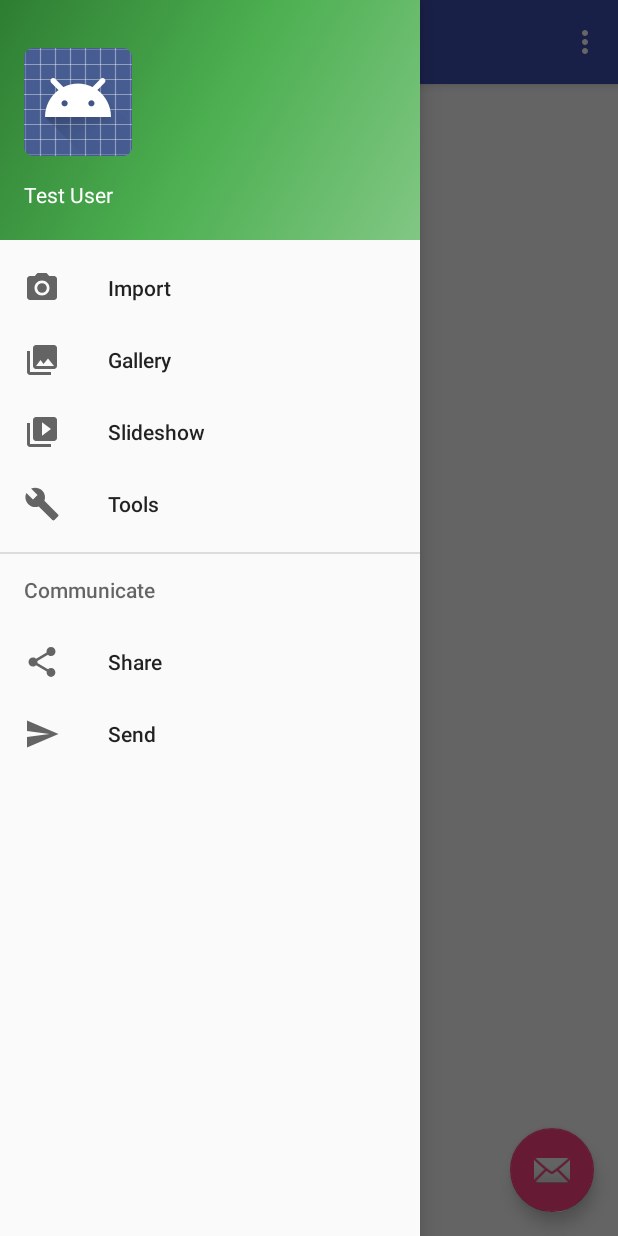
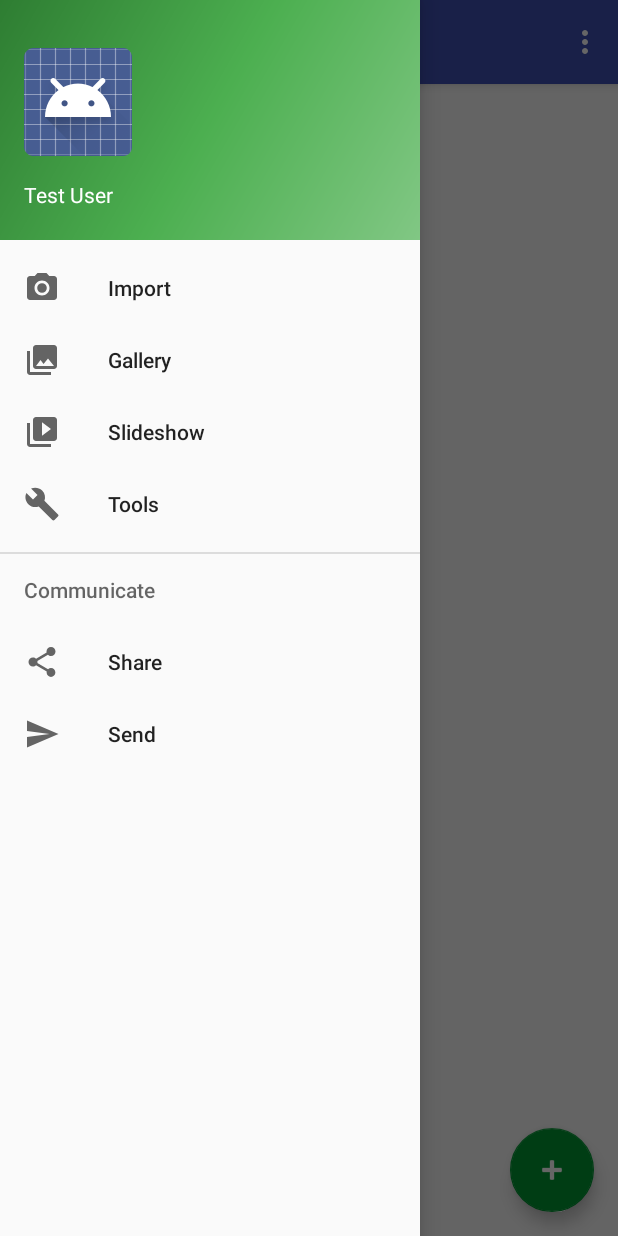
Before and after one commit to Zontzor/gc.android-app, an Android app: the screen it shows after launch (MainActivity), with the side drawer open, on a phone screen of 412 x 824 dp. Run offline under Robolectric (Android 15) with nearby library versions, the light colour scheme and no system bars.

Commit message:
Update floating action button to be green

```diff
--- a/app/src/main/res/layout/app_bar_main.xml
+++ b/app/src/main/res/layout/app_bar_main.xml
@@ -29,6 +29,8 @@
         android:layout_height="wrap_content"
         android:layout_gravity="bottom|end"
         android:layout_margin="@dimen/fab_margin"
-        app:srcCompat="@android:drawable/ic_dialog_email" />
+        android:tint="#FFFFFF"
+        app:backgroundTint="#009933"
+        app:srcCompat="@android:drawable/ic_input_add" />
 
 </android.support.design.widget.CoordinatorLayout>
```
Also changed, not shown: 1 other file.
